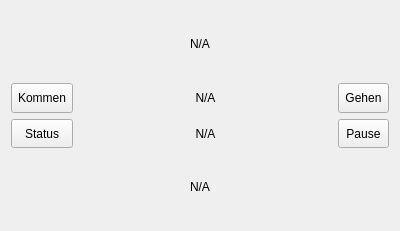
Before: the Qt Designer form src/XATime/ui/TerminalView.ui in bsimpson888/xatime, drawn with Qt 5.
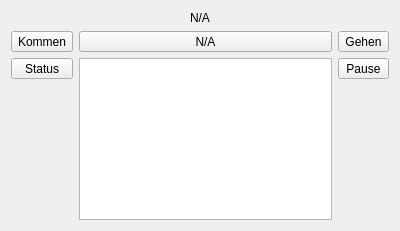
After: the same form once the commit is applied. Icons and pictures are not drawn.

Commit message: Buttons setzen nun mode

Diff of the .ui file:
```diff
--- a/src/XATime/ui/TerminalView.ui
+++ b/src/XATime/ui/TerminalView.ui
@@ -14,16 +14,6 @@
    <string>XATime</string>
   </property>
   <layout class="QGridLayout" name="gridLayout">
-   <item row="0" column="0">
-    <widget class="QLabel" name="labelClock">
-     <property name="text">
-      <string>N/A</string>
-     </property>
-     <property name="alignment">
-      <set>Qt::AlignCenter</set>
-     </property>
-    </widget>
-   </item>
    <item row="1" column="0">
     <layout class="QHBoxLayout" name="horizontalLayout">
      <item>
@@ -83,14 +73,27 @@
          </property>
         </widget>
        </item>
+       <item>
+        <spacer name="verticalSpacer">
+         <property name="orientation">
+          <enum>Qt::Vertical</enum>
+         </property>
+         <property name="sizeHint" stdset="0">
+          <size>
+           <width>20</width>
+           <height>40</height>
+          </size>
+         </property>
+        </spacer>
+       </item>
       </layout>
      </item>
      <item>
       <layout class="QVBoxLayout" name="verticalLayout_3">
        <item>
-        <widget class="QLabel" name="labelMiddleUpper">
+        <widget class="QToolButton" name="pbMode">
          <property name="sizePolicy">
-          <sizepolicy hsizetype="Expanding" vsizetype="Preferred">
+          <sizepolicy hsizetype="Expanding" vsizetype="Expanding">
            <horstretch>0</horstretch>
            <verstretch>0</verstretch>
           </sizepolicy>
@@ -98,26 +101,13 @@
          <property name="text">
           <string>N/A</string>
          </property>
-         <property name="alignment">
-          <set>Qt::AlignCenter</set>
+         <property name="toolButtonStyle">
+          <enum>Qt::ToolButtonTextUnderIcon</enum>
          </property>
         </widget>
        </item>
        <item>
-        <widget class="QLabel" name="labelMiddleLower">
-         <property name="sizePolicy">
-          <sizepolicy hsizetype="Expanding" vsizetype="Preferred">
-           <horstretch>0</horstretch>
-           <verstretch>0</verstretch>
-          </sizepolicy>
-         </property>
-         <property name="text">
-          <string>N/A</string>
-         </property>
-         <property name="alignment">
-          <set>Qt::AlignCenter</set>
-         </property>
-        </widget>
+        <widget class="QTextEdit" name="teDaten"/>
        </item>
       </layout>
      </item>
@@ -175,12 +165,25 @@
          </property>
         </widget>
        </item>
+       <item>
+        <spacer name="verticalSpacer_2">
+         <property name="orientation">
+          <enum>Qt::Vertical</enum>
+         </property>
+         <property name="sizeHint" stdset="0">
+          <size>
+           <width>20</width>
+           <height>40</height>
+          </size>
+         </property>
+        </spacer>
+       </item>
       </layout>
      </item>
     </layout>
    </item>
-   <item row="2" column="0">
-    <widget class="QLabel" name="labelStatus">
+   <item row="0" column="0">
+    <widget class="QLabel" name="labelClock">
      <property name="text">
       <string>N/A</string>
      </property>
```
The commit also changes 4 other files.
